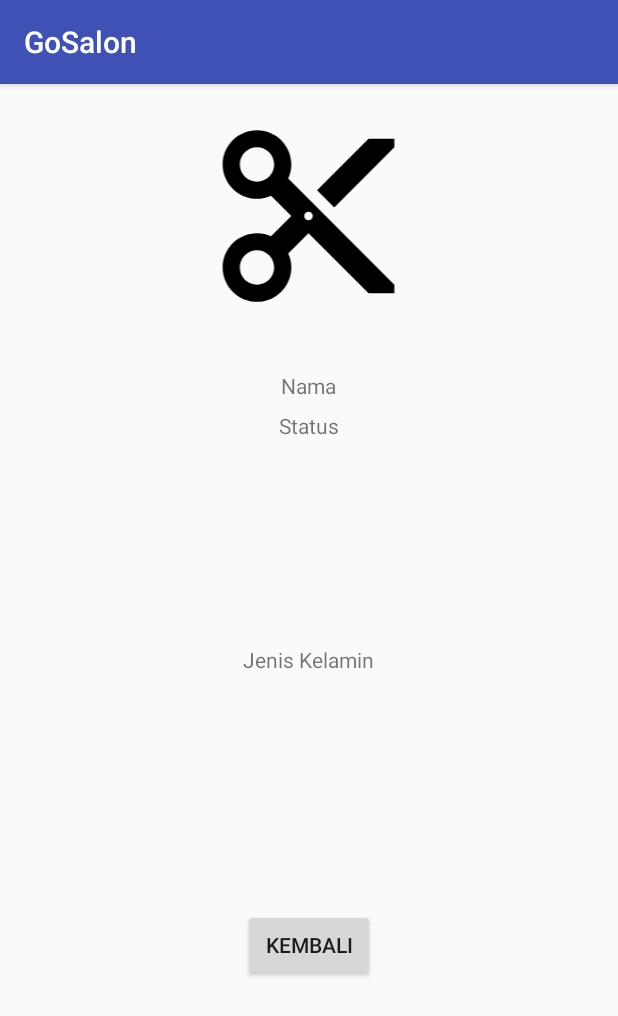
After one commit to RickyOW/Tubes, an Android app: the AdminDetailCustomerActivity screen opened directly, with no data from a screen before it, on a phone screen of 412 x 824 dp. The commit adds this screen. Shown: the top 1016 px of the screen. Run offline under Robolectric (Android 15) with nearby library versions, the phone set to English and light mode, and no system bars.

Commit message:
layout_home_admin

```diff
--- /dev/null
+++ b/Antrian/app/src/main/java/com/ricky/com/gosalon/AdminDetailCustomerActivity.java
@@ -0,0 +1,13 @@
+package com.ricky.com.gosalon;
+
+import android.support.v7.app.AppCompatActivity;
+import android.os.Bundle;
+
+public class AdminDetailCustomerActivity extends AppCompatActivity {
+
+    @Override
+    protected void onCreate(Bundle savedInstanceState) {
+        super.onCreate(savedInstanceState);
+        setContentView(R.layout.activity_admin_detail_customer);
+    }
+}
--- a/Antrian/app/src/main/java/com/ricky/com/gosalon/Customer/CustomerAddData.java
+++ b/Antrian/app/src/main/java/com/ricky/com/gosalon/Customer/CustomerAddData.java
@@ -42,8 +42,8 @@ public class CustomerAddData extends AppCompatActivity {
         super.onCreate(savedInstanceState);
         setContentView(R.layout.activity_customer_daftar);
         mContext = getApplicationContext();
-        mImageView = (ImageView) findViewById(R.id.imgDaftar);
-        btAddPhoto = (Button) findViewById(R.id.btnTmbhImgCust);
+        mImageView = (ImageView) findViewById(R.id.ImgCustDaftar);
+        btAddPhoto = (Button) findViewById(R.id.btnCustTmbhDaftar);
         edtPassword = (EditText) findViewById(R.id.editCustDaftarPass);
         edtAddNamaCustomer = (EditText) findViewById(R.id.editCustDaftarUsername);
         edtAddAlamatCustomer = (EditText) findViewById(R.id.editCustDaftarAlamat);
--- a/Antrian/app/src/main/java/com/ricky/com/gosalon/Customer/CustomerGetSalonActivity.java
+++ b/Antrian/app/src/main/java/com/ricky/com/gosalon/Customer/CustomerGetSalonActivity.java
@@ -16,7 +16,7 @@ public class CustomerGetSalonActivity extends AppCompatActivity {
         super.onCreate(savedInstanceState);
         setContentView(R.layout.activity_customer_getsalon);
         btPesan = findViewById(R.id.btnCustPesan);
-        btMap = findViewById(R.id.btnMap);
+        btMap = findViewById(R.id.btnCustMap);
 
         btPesan.setOnClickListener(new View.OnClickListener() {
             @Override
--- a/Antrian/app/src/main/java/com/ricky/com/gosalon/Customer/CustomerLayananActivity.java
+++ b/Antrian/app/src/main/java/com/ricky/com/gosalon/Customer/CustomerLayananActivity.java
@@ -29,7 +29,7 @@ public class CustomerLayananActivity extends AppCompatActivity {
         setContentView(R.layout.activity_customer_layanan);
         dataSetLayanan = new ArrayList<JenisPelayanan>();
         btGetLayanan = findViewById(R.id.btnGetLayanan);
-        rvLayanan = (RecyclerView) findViewById(R.id.recyLayanan);
+        rvLayanan = (RecyclerView) findViewById(R.id.recyCustLayanan);
 
         rvLayanan.setHasFixedSize(true);
         layoutManager = new LinearLayoutManager(this,LinearLayoutManager.VERTICAL,false);;
--- a/Antrian/app/src/main/java/com/ricky/com/gosalon/MainActivity.java
+++ b/Antrian/app/src/main/java/com/ricky/com/gosalon/MainActivity.java
@@ -27,7 +27,7 @@ public class MainActivity extends AppCompatActivity {
         setContentView(R.layout.activity_customer_home);
         dataSet = new ArrayList<Salon>();
         initDataset();
-        rvView = (RecyclerView)findViewById(R.id.recyHome);
+        rvView = (RecyclerView)findViewById(R.id.recyCustHome);
         rvView.setHasFixedSize(true);
         RecyclerView.LayoutManager layoutManager = new GridLayoutManager(this, 2);
         rvView.setLayoutManager(layoutManager);
--- /dev/null
+++ b/Antrian/app/src/main/res/layout/activity_admin_detail_customer.xml
@@ -0,0 +1,61 @@
+<?xml version="1.0" encoding="utf-8"?>
+<RelativeLayout xmlns:android="http://schemas.android.com/apk/res/android"
+    xmlns:app="http://schemas.android.com/apk/res-auto"
+    xmlns:tools="http://schemas.android.com/tools"
+    android:layout_width="match_parent"
+    android:layout_height="match_parent"
+    tools:context="com.ricky.com.gosalon.AdminDetailCustomerActivity">
+
+
+    <ImageView
+        android:id="@+id/imgLayanan"
+        android:layout_width="143dp"
+        android:layout_height="137dp"
+        android:layout_alignParentTop="true"
+        android:layout_centerHorizontal="true"
+        android:layout_marginTop="19dp"
+        app:srcCompat="@drawable/ic_scis"
+        tools:layout_editor_absoluteX="0dp"
+        tools:layout_editor_absoluteY="16dp" />
+
+    <TextView
+        android:id="@+id/textNamaLayanan"
+        android:layout_width="wrap_content"
+        android:layout_height="wrap_content"
+        android:layout_centerInParent="true"
+        android:text="Jenis Kelamin"
+        tools:layout_editor_absoluteX="161dp"
+        tools:layout_editor_absoluteY="76dp" />
+
+    <TextView
+        android:id="@+id/Nama"
+        android:layout_width="wrap_content"
+        android:layout_height="wrap_content"
+        android:layout_alignParentTop="true"
+        android:layout_centerHorizontal="true"
+        android:layout_marginTop="191dp"
+        android:text="Nama"
+        tools:layout_editor_absoluteX="161dp"
+        tools:layout_editor_absoluteY="16dp" />
+
+    <TextView
+        android:id="@+id/txtStatus"
+        android:layout_width="wrap_content"
+        android:layout_height="wrap_content"
+        android:layout_alignParentTop="true"
+        android:layout_centerHorizontal="true"
+        android:layout_marginTop="218dp"
+        android:text="Status"
+        tools:layout_editor_absoluteX="161dp"
+        tools:layout_editor_absoluteY="46dp" />
+
+    <Button
+        android:id="@+id/button"
+        android:layout_width="wrap_content"
+        android:layout_height="wrap_content"
+        android:layout_alignParentBottom="true"
+        android:layout_centerHorizontal="true"
+        android:layout_marginBottom="170dp"
+        android:text="Kembali" />
+
+</RelativeLayout>
--- a/Antrian/app/src/main/res/layout/activity_customer_daftar.xml
+++ b/Antrian/app/src/main/res/layout/activity_customer_daftar.xml
@@ -4,7 +4,7 @@
     xmlns:tools="http://schemas.android.com/tools"
     android:layout_width="match_parent"
     android:layout_height="match_parent"
-    tools:context="com.ricky.com.gosalon.DaftarActivity">
+    tools:context="com.ricky.com.gosalon.Customer.CustomerAddData">
 
     <EditText
         android:id="@+id/editCustDaftarUsername"
```
Also changed, not shown: Antrian/app/src/main/AndroidManifest.xml (+6 -3 lines), Antrian/app/src/main/java/com/ricky/com/gosalon/Admin/AdminHomeActivity.java (added, +15 -0 lines), Antrian/app/src/main/res/layout/activity_admin_home.xml (added, +25 -0 lines), Antrian/app/src/main/res/layout/item_customer.xml (added, +36 -0 lines).
